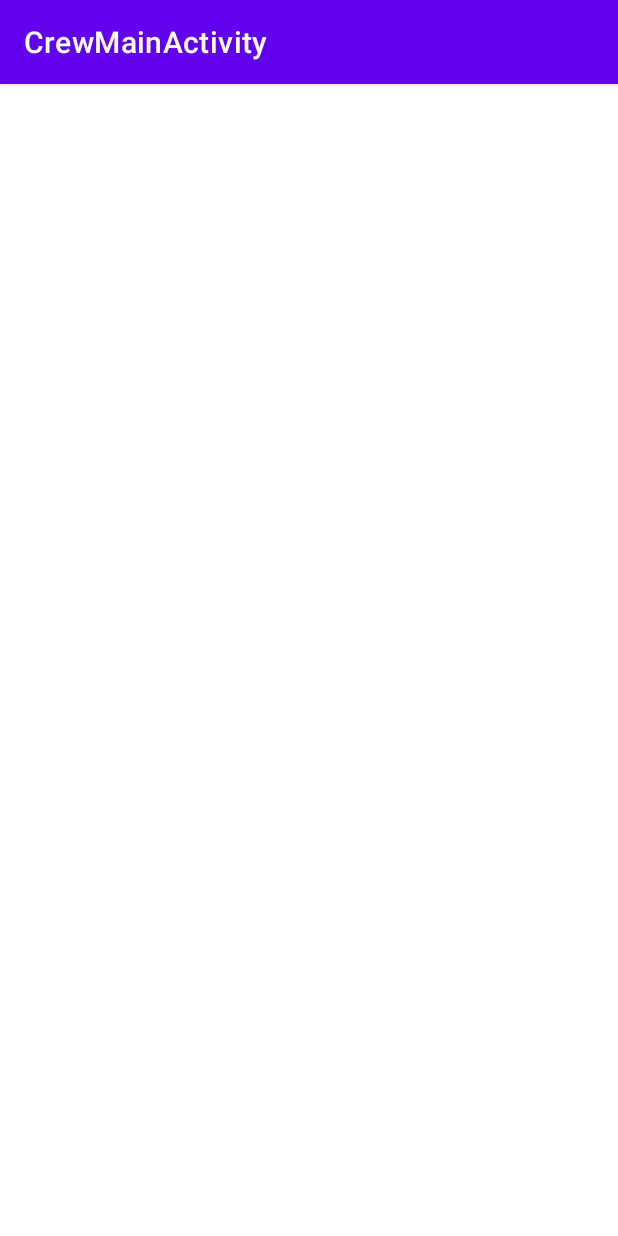
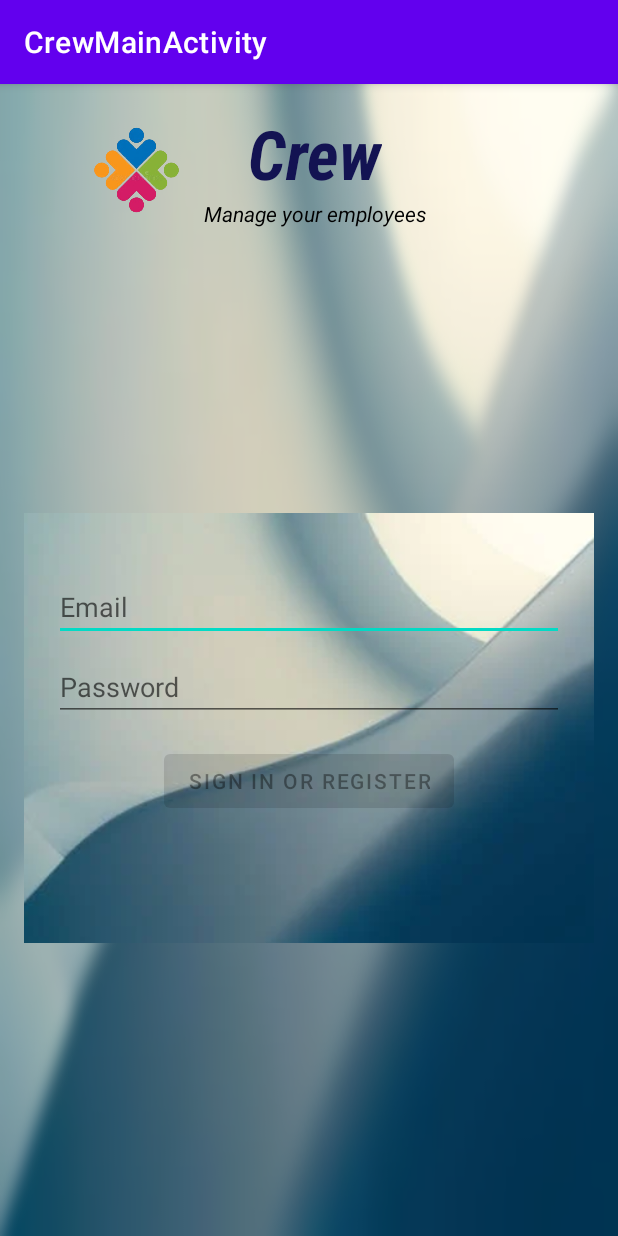
Before and after one commit to sintsh/Crew, an Android app: the screen it shows after launch (CrewMainActivity), on a phone screen of 412 x 824 dp. Run offline under Robolectric (Android 15) with nearby library versions, the phone set to English and light mode, and no system bars; 7 statements that could not run were skipped.

```diff
--- a/app/build.gradle.kts
+++ b/app/build.gradle.kts
@@ -49,11 +49,17 @@ dependencies {
     implementation(libs.androidx.lifecycle.livedata.ktx)
     implementation(libs.androidx.lifecycle.viewmodel.ktx)
     implementation(libs.androidx.room.runtime)
+    implementation(libs.androidx.legacy.support.v4)
+    implementation(libs.androidx.fragment.ktx)
     ksp(libs.androidx.room.compiler)
     implementation(libs.androidx.room.ktx)
     implementation(libs.androidx.room.rxjava2)
     implementation(libs.androidx.room.rxjava3)
     implementation(libs.androidx.room.guava)
+    implementation(libs.androidx.navigation.fragment.ktx)
+    implementation(libs.androidx.navigation.ui.ktx)
+
+
 
 
     //test implementations
--- a/app/src/main/java/com/example/crew/data/LoginRepository.kt
+++ b/app/src/main/java/com/example/crew/data/repositories/LoginRepository.kt
@@ -1,5 +1,7 @@
-package com.example.crew.data
+package com.example.crew.data.repositories
 
+import com.example.crew.data.LoginDataSource
+import com.example.crew.data.Result
 import com.example.crew.data.model.LoggedInUser
 
 /**
--- a/app/src/main/java/com/example/crew/ui/activities/CrewMainActivity.kt
+++ b/app/src/main/java/com/example/crew/ui/activities/CrewMainActivity.kt
@@ -1,132 +1,37 @@
 package com.example.crew.ui.activities
 
-import androidx.lifecycle.Observer
-import androidx.lifecycle.ViewModelProvider
 import android.os.Bundle
-import androidx.annotation.StringRes
+import android.util.Log
 import androidx.appcompat.app.AppCompatActivity
-import android.text.Editable
-import android.text.TextWatcher
-import android.view.View
-import android.view.inputmethod.EditorInfo
-import android.widget.EditText
-import android.widget.Toast
-import com.example.crew.databinding.ActivityCrewMainBinding
-
+import androidx.navigation.NavController
+import androidx.navigation.Navigation
 import com.example.crew.R
-import com.example.crew.ui.helpers.login.LoggedInUserView
 import com.example.crew.ui.viewmodels.LoginViewModel
-import com.example.crew.ui.viewmodels.LoginViewModelFactory
+import androidx.navigation.findNavController
+import androidx.navigation.fragment.NavHostFragment
 
 class CrewMainActivity : AppCompatActivity() {
 
     private lateinit var loginViewModel: LoginViewModel
-    private lateinit var binding: ActivityCrewMainBinding
+    private lateinit var binding: CrewMainActivity
+    private lateinit var navController: NavController
 
     override fun onCreate(savedInstanceState: Bundle?) {
         super.onCreate(savedInstanceState)
+        setContentView(R.layout.main_layout)
 
-        binding = ActivityCrewMainBinding.inflate(layoutInflater)
-        setContentView(binding.root)
+        val navHostFragment = supportFragmentManager
+            .findFragmentById(R.id.fragmentContainerView) as NavHostFragment
 
-        val username = binding.username
-        val password = binding.password
-        val login = binding.login
-        val loading = binding.loading
+        navController = navHostFragment.navController
 
-        loginViewModel = ViewModelProvider(this, LoginViewModelFactory())
-            .get(LoginViewModel::class.java)
 
-        loginViewModel.loginFormState.observe(this@CrewMainActivity, Observer {
-            val loginState = it ?: return@Observer
-
-            // disable login button unless both username / password is valid
-            login.isEnabled = loginState.isDataValid
-
-            if (loginState.usernameError != null) {
-                username.error = getString(loginState.usernameError)
-            }
-            if (loginState.passwordError != null) {
-                password.error = getString(loginState.passwordError)
-            }
-        })
-
-        loginViewModel.loginResult.observe(this@CrewMainActivity, Observer {
-            val loginResult = it ?: return@Observer
-
-            loading.visibility = View.GONE
-            if (loginResult.error != null) {
-                showLoginFailed(loginResult.error)
-            }
-            if (loginResult.success != null) {
-                updateUiWithUser(loginResult.success)
-            }
-            setResult(RESULT_OK)
-
-            //Complete and destroy login activity once successful
-            finish()
-        })
-
-        username.afterTextChanged {
-            loginViewModel.loginDataChanged(
-                username.text.toString(),
-                password.text.toString()
-            )
-        }
-
-        password.apply {
-            afterTextChanged {
-                loginViewModel.loginDataChanged(
-                    username.text.toString(),
-                    password.text.toString()
-                )
-            }
-
-            setOnEditorActionListener { _, actionId, _ ->
-                when (actionId) {
-                    EditorInfo.IME_ACTION_DONE ->
-                        loginViewModel.login(
-                            username.text.toString(),
-                            password.text.toString()
-                        )
-                }
-                false
-            }
-
-            login.setOnClickListener {
-                loading.visibility = View.VISIBLE
-                loginViewModel.login(username.text.toString(), password.text.toString())
-            }
-        }
     }
 
-    private fun updateUiWithUser(model: LoggedInUserView) {
-        val welcome = getString(R.string.welcome)
-        val displayName = model.displayName
-        // TODO : initiate successful logged in experience
-        Toast.makeText(
-            applicationContext,
-            "$welcome $displayName",
-            Toast.LENGTH_LONG
-        ).show()
+    override fun onStart() {
+        super.onStart()
+
     }
 
-    private fun showLoginFailed(@StringRes errorString: Int) {
-        Toast.makeText(applicationContext, errorString, Toast.LENGTH_SHORT).show()
-    }
+
 }
-
-/**
- * Extension function to simplify setting an afterTextChanged action to EditText components.
- */
-fun EditText.afterTextChanged(afterTextChanged: (String) -> Unit) {
-    this.addTextChangedListener(object : TextWatcher {
-        override fun afterTextChanged(editable: Editable?) {
-            afterTextChanged.invoke(editable.toString())
-        }
-
-        override fun beforeTextChanged(s: CharSequence, start: Int, count: Int, after: Int) {}
-
-        override fun onTextChanged(s: CharSequence, start: Int, before: Int, count: Int) {}
-    })
-}
--- /dev/null
+++ b/app/src/main/java/com/example/crew/ui/fragments/login/LoginFragment.kt
@@ -0,0 +1,142 @@
+package com.example.crew.ui.fragments.login
+
+import android.os.Bundle
+import android.text.Editable
+import android.text.TextWatcher
+import android.util.Log
+import androidx.fragment.app.Fragment
+import android.view.LayoutInflater
+import android.view.View
+import android.view.ViewGroup
+import android.view.inputmethod.EditorInfo
+import android.widget.EditText
+import android.widget.Toast
+import androidx.annotation.StringRes
+import androidx.lifecycle.Observer
+import androidx.lifecycle.ViewModelProvider
+import com.example.crew.R
+import com.example.crew.databinding.LoginLayoutBinding
+import com.example.crew.ui.helpers.login.LoggedInUserView
+import com.example.crew.ui.viewmodels.LoginViewModel
+import com.example.crew.ui.viewmodels.LoginViewModelFactory
+
+
+class LoginFragment : Fragment(R.layout.login_layout) {
+
+    private lateinit var loginViewModel: LoginViewModel
+    private lateinit var binding: LoginLayoutBinding
+
+
+    override fun onCreate(savedInstanceState: Bundle?) {
+        super.onCreate(savedInstanceState)
+        binding = LoginLayoutBinding.inflate(layoutInflater)
+
+        val username = binding.username
+        val password = binding.password
+        val login = binding.login
+        val loading = binding.loading
+
+        Log.i("DontWorry", "onCreate: it works")
+
+        loginViewModel = ViewModelProvider(this, LoginViewModelFactory())
+            .get(LoginViewModel::class.java)
+
+        loginViewModel.loginFormState.observe(this@LoginFragment, Observer {
+            val loginState = it ?: return@Observer
+
+            login.isEnabled = loginState.isDataValid
+
+            if (loginState.usernameError != null) {
+                username.error = getString(loginState.usernameError)
+            }
+            if (loginState.passwordError != null) {
+                password.error = getString(loginState.passwordError)
+            }
+        })
+
+        loginViewModel.loginResult.observe(this@LoginFragment, Observer {
+            val loginResult = it ?: return@Observer
+
+            loading.visibility = View.GONE
+            if (loginResult.error != null) {
+                showLoginFailed(loginResult.error)
+            }
+            if (loginResult.success != null) {
+                updateUiWithUser(loginResult.success)
+            }
+//            setResult(RESULT_OK)
+
+            //Complete and destroy login activity once successful
+            // finish()
+        })
+
+        username.afterTextChanged {
+            loginViewModel.loginDataChanged(
+                username.text.toString(),
+                password.text.toString()
+            )
+        }
+
+        password.apply {
+            afterTextChanged {
+                loginViewModel.loginDataChanged(
+                    username.text.toString(),
+                    password.text.toString()
+                )
+            }
+
+            setOnEditorActionListener { _, actionId, _ ->
+                when (actionId) {
+                    EditorInfo.IME_ACTION_DONE ->
+                        loginViewModel.login(
+                            username.text.toString(),
+                            password.text.toString()
+                        )
+                }
+                false
+            }
+
+            login.setOnClickListener {
+                loading.visibility = View.VISIBLE
+                loginViewModel.login(username.text.toString(), password.text.toString())
+            }
+        }
+    }
+
+    override fun onCreateView(
+        inflater: LayoutInflater, container: ViewGroup?,
+        savedInstanceState: Bundle?
+    ): View? {
+        return inflater.inflate(R.layout.login_layout, container, false)
+    }
+
+
+
+    private fun updateUiWithUser(model: LoggedInUserView) {
+        val welcome = getString(R.string.welcome)
+        val displayName = model.displayName
+        // TODO : initiate successful logged in experience
+        Toast.makeText(
+            context?.applicationContext,
+            "$welcome $displayName",
+            Toast.LENGTH_LONG
+        ).show()
+    }
+
+    private fun showLoginFailed(@StringRes errorString: Int) {
+        Toast.makeText(context?.applicationContext, errorString, Toast.LENGTH_SHORT).show()
+    }
+}
+
+
+fun EditText.afterTextChanged(afterTextChanged: (String) -> Unit) {
+    this.addTextChangedListener(object : TextWatcher {
+        override fun afterTextChanged(editable: Editable?) {
+            afterTextChanged.invoke(editable.toString())
+        }
+
+        override fun beforeTextChanged(s: CharSequence, start: Int, count: Int, after: Int) {}
+
+        override fun onTextChanged(s: CharSequence, start: Int, before: Int, count: Int) {}
+    })
+}
--- a/app/src/main/java/com/example/crew/ui/viewmodels/LoginViewModel.kt
+++ b/app/src/main/java/com/example/crew/ui/viewmodels/LoginViewModel.kt
@@ -5,7 +5,7 @@ import androidx.lifecycle.LiveData
 import androidx.lifecycle.MutableLiveData
 import androidx.lifecycle.ViewModel
 import com.example.crew.R
-import com.example.crew.data.LoginRepository
+import com.example.crew.data.repositories.LoginRepository
 import com.example.crew.data.Result
 import com.example.crew.ui.helpers.login.LoggedInUserView
 import com.example.crew.ui.helpers.login.LoginFormState
--- a/app/src/main/java/com/example/crew/ui/viewmodels/LoginViewModelFactory.kt
+++ b/app/src/main/java/com/example/crew/ui/viewmodels/LoginViewModelFactory.kt
@@ -3,7 +3,7 @@ package com.example.crew.ui.viewmodels
 import androidx.lifecycle.ViewModel
 import androidx.lifecycle.ViewModelProvider
 import com.example.crew.data.LoginDataSource
-import com.example.crew.data.LoginRepository
+import com.example.crew.data.repositories.LoginRepository
 
 /**
  * ViewModel provider factory to instantiate LoginViewModel.
--- a/app/src/main/res/layout/activity_crew_main.xml
+++ b/app/src/main/res/layout/login_layout.xml
@@ -9,7 +9,7 @@
     android:paddingTop="@dimen/activity_vertical_margin"
     android:paddingRight="@dimen/activity_horizontal_margin"
     android:paddingBottom="@dimen/activity_vertical_margin"
-    tools:context=".ui.activities.CrewMainActivity"
+    tools:context=".ui.fragments.login.LoginFragment"
     android:background="@drawable/blurry_bkg"
     >
     <androidx.constraintlayout.widget.ConstraintLayout
--- /dev/null
+++ b/app/src/main/res/layout/main_layout.xml
@@ -0,0 +1,17 @@
+<?xml version="1.0" encoding="utf-8"?>
+<FrameLayout xmlns:android="http://schemas.android.com/apk/res/android"
+    xmlns:tools="http://schemas.android.com/tools"
+    android:layout_width="match_parent"
+    android:layout_height="match_parent"
+    xmlns:app="http://schemas.android.com/apk/res-auto"
+    tools:context=".ui.activities.CrewMainActivity">
+
+    <androidx.fragment.app.FragmentContainerView
+        android:id="@+id/fragmentContainerView"
+        android:name="androidx.navigation.fragment.NavHostFragment"
+        android:layout_width="match_parent"
+        android:layout_height="match_parent"
+        app:defaultNavHost="true"
+        app:navGraph="@navigation/crew_navigation" />
+
+</FrameLayout>
--- /dev/null
+++ b/app/src/main/res/navigation/crew_navigation.xml
@@ -0,0 +1,22 @@
+<?xml version="1.0" encoding="utf-8"?>
+<navigation xmlns:android="http://schemas.android.com/apk/res/android"
+    xmlns:app="http://schemas.android.com/apk/res-auto"
+    xmlns:tools="http://schemas.android.com/tools"
+    android:id="@+id/crew_navigation"
+    app:startDestination="@id/loginFragment">
+
+    <fragment
+        android:id="@+id/adminHomeFragment"
+        android:name="com.example.crew.ui.fragments.admin.AdminHomeFragment"
+        android:label="fragment_admin_home"
+        tools:layout="@layout/fragment_admin_home" />
+    <fragment
+        android:id="@+id/loginFragment"
+        android:name="com.example.crew.ui.fragments.login.LoginFragment"
+        android:label="login_layout"
+        tools:layout="@layout/login_layout" >
+        <action
+            android:id="@+id/action_loginFragment2_to_adminHomeFragment"
+            app:destination="@id/adminHomeFragment" />
+    </fragment>
+</navigation>
--- a/app/src/main/res/values/strings.xml
+++ b/app/src/main/res/values/strings.xml
@@ -9,4 +9,6 @@
     <string name="invalid_username">Not a valid username</string>
     <string name="invalid_password">Password must be >5 characters</string>
     <string name="login_failed">"Login failed"</string>
+    <!-- TODO: Remove or change this placeholder text -->
+    <string name="hello_blank_fragment">Hello blank fragment</string>
 </resources>
```
Also changed, not shown: app/src/main/java/com/example/crew/ui/fragments/admin/AdminHomeFragment.kt (added, +32 -0 lines), app/src/main/java/com/example/crew/ui/viewmodels/AdminHomeViewModel.kt (added, +7 -0 lines), app/src/main/res/layout/fragment_admin_home.xml (added, +13 -0 lines), gradle/libs.versions.toml (+7 -0 lines), app/src/main/res/layout-land/login_layout.xml (renamed from app/src/main/res/layout-land/activity_crew_main.xml), app/src/main/res/layout-w1240dp/login_layout.xml (renamed from app/src/main/res/layout-w1240dp/activity_crew_main.xml), app/src/main/res/layout-w936dp/login_layout.xml (renamed from app/src/main/res/layout-w936dp/activity_crew_main.xml).
